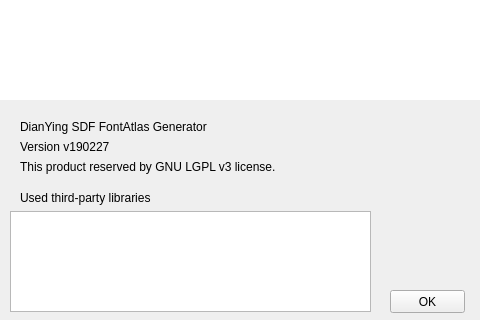
This is DyFontAtlasGenerator/DyWindowAbout.ui in liliilli/DianYing as Qt 5 draws it before an edit. The edited form follows.
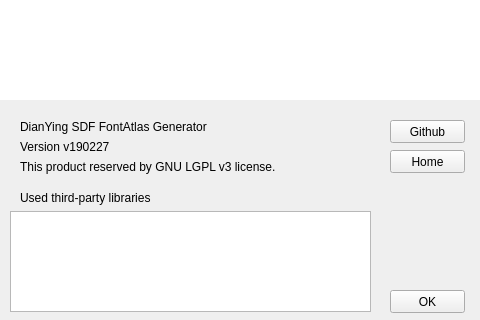
This is the edited form.

Patch:
```diff
--- a/DyFontAtlasGenerator/DyWindowAbout.ui
+++ b/DyFontAtlasGenerator/DyWindowAbout.ui
@@ -125,6 +125,32 @@
     </rect>
    </property>
   </widget>
+  <widget class="QPushButton" name="BT_Github">
+   <property name="geometry">
+    <rect>
+     <x>390</x>
+     <y>120</y>
+     <width>75</width>
+     <height>23</height>
+    </rect>
+   </property>
+   <property name="text">
+    <string>Github</string>
+   </property>
+  </widget>
+  <widget class="QPushButton" name="BT_Home">
+   <property name="geometry">
+    <rect>
+     <x>390</x>
+     <y>150</y>
+     <width>75</width>
+     <height>23</height>
+    </rect>
+   </property>
+   <property name="text">
+    <string>Home</string>
+   </property>
+  </widget>
  </widget>
  <layoutdefault spacing="6" margin="11"/>
  <resources/>
```
Left out of the diff: 2 changed lines with no effect on the pictures.
